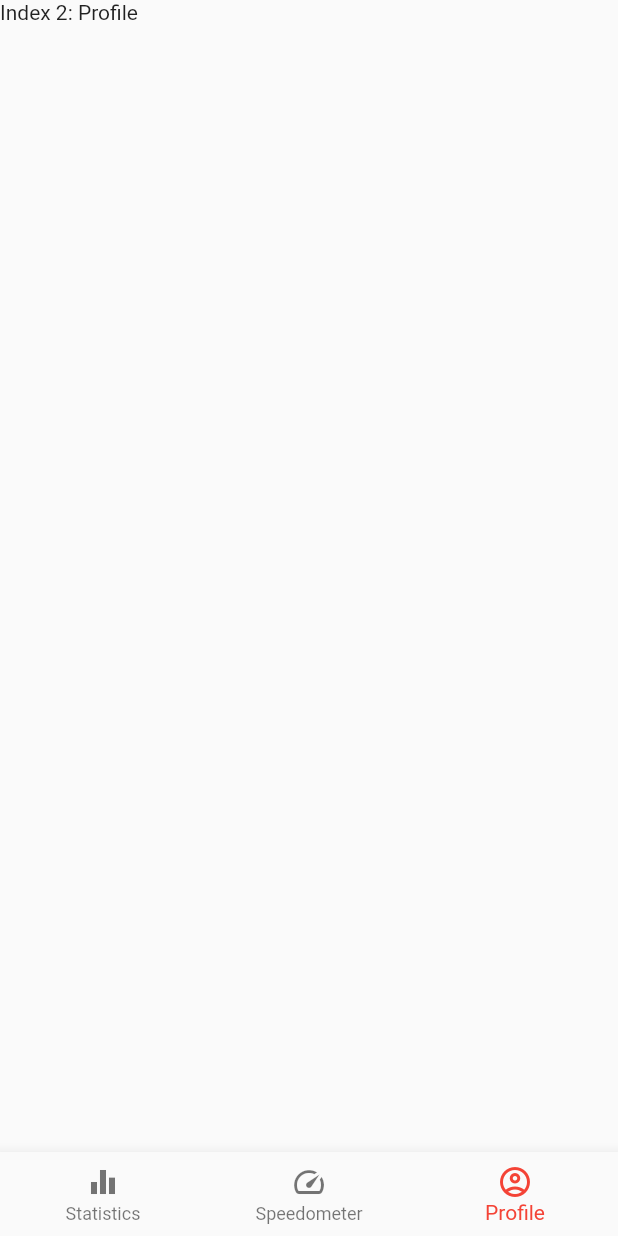
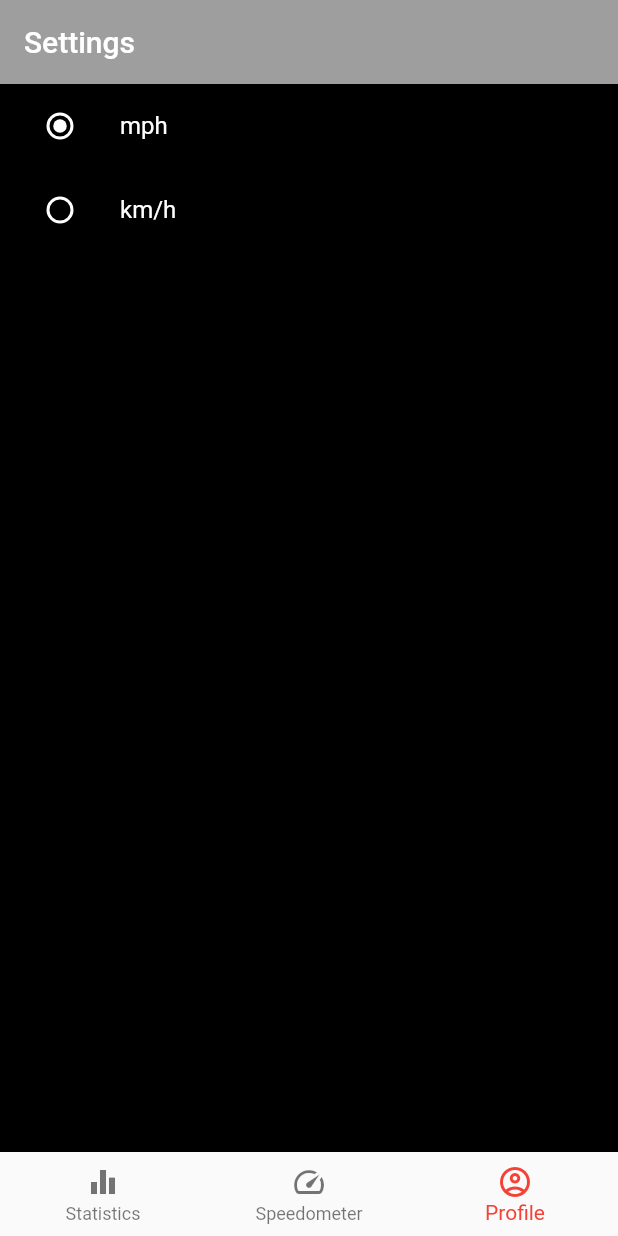
Before and after one commit to mb1shka/speedometer, a Flutter app: the screen it shows after launch, item 3 of the bottom bar chosen, on a phone screen of 412 x 824 dp. Run offline on Flutter 3.47's test engine with Material 2 defaults, Android fonts, the phone set to English and light mode, and no system bars; our stand-ins replace location.

Commit message:
settings page design

```diff
--- a/lib/main.dart
+++ b/lib/main.dart
@@ -1,3 +1,4 @@
+import 'package:speedometer/pages/settings_page.dart';
 import 'package:speedometer/pages/speedometer_page.dart';
 
 import 'package:flutter/material.dart';
@@ -54,9 +55,7 @@ class _TheOnlyWidgetState extends State<TheOnlyWidget> {
       'Index 1: Speedometer',
     ),*/
     SpeedometerPage(),
-    Text(
-      'Index 2: Profile',
-    ),
+    SettingsPage(),
     //TODO: вместо текстовых виджетов добавить в список три разных страницы
   ];
   //тут мы сделали список виджетов, которые пока что будут нам заменять страницы,
--- a/lib/pages/profile_page.dart
+++ /dev/null
@@ -1,10 +0,0 @@
-import 'package:flutter/cupertino.dart';
-import 'package:flutter/material.dart';
-
-class ProfilePage extends StatelessWidget {
-  @override
-  Widget build(BuildContext context) {
-    return new Scaffold();
-  }
-
-}
--- /dev/null
+++ b/lib/pages/settings_page.dart
@@ -0,0 +1,13 @@
+import 'package:flutter/cupertino.dart';
+import 'package:flutter/material.dart';
+import 'package:speedometer/settings/settings_container.dart';
+
+class SettingsPage extends StatelessWidget {
+  @override
+  Widget build(BuildContext context) {
+    return new Scaffold(
+      body: SettingsContainer(),
+    );
+  }
+
+}
--- /dev/null
+++ b/lib/settings/settings_container.dart
@@ -0,0 +1,84 @@
+import 'package:flutter/cupertino.dart';
+import 'package:flutter/material.dart';
+
+class SettingsContainer extends StatefulWidget {
+  @override
+  _SettingsContainerState createState() => _SettingsContainerState();
+}
+
+class _SettingsContainerState extends State<SettingsContainer> {
+  @override
+  Widget build(BuildContext context) {
+    return MaterialApp(
+      home: Scaffold(
+        appBar: AppBar(
+          title: Text("Settings",
+            style: TextStyle(
+              color: Colors.white,
+            ),
+          ),
+          backgroundColor: Colors.grey,
+        ),
+        body: const Center(
+          child: BaseUnitClass(),
+        ),
+      ),
+    );
+  }
+}
+
+enum BaseUnit { mph, kmh }
+
+class BaseUnitClass extends StatefulWidget {
+  const BaseUnitClass({Key? key}) : super(key: key);
+
+  @override
+  State<BaseUnitClass> createState() => _BaseUnitState();
+}
+
+class _BaseUnitState extends State<BaseUnitClass> {
+  BaseUnit? _baseUnit = BaseUnit.mph;
+
+  @override
+  Widget build(BuildContext context) {
+    return Scaffold(
+      backgroundColor: Colors.black,
+      body: Column(children: <Widget>[
+        ListTile(
+          title: const Text("mph",
+            style: TextStyle(
+                color: Colors.white,
+            ),
+          ),
+          leading: Radio<BaseUnit>(
+              activeColor: Colors.white,
+              fillColor: MaterialStateProperty.all<Color>(Colors.white),
+              value: BaseUnit.mph,
+              groupValue: _baseUnit,
+              onChanged: (BaseUnit? value) {
+                setState(() {
+                  _baseUnit = value;
+                });
+              }),
+        ),
+        ListTile(
+          title: const Text("km/h",
+            style: TextStyle(
+              color: Colors.white,
+            ),
+          ),
+          leading: Radio<BaseUnit>(
+              activeColor: Colors.white,
+              fillColor: MaterialStateProperty.all<Color>(Colors.white),
+              value: BaseUnit.kmh,
+              groupValue: _baseUnit,
+              onChanged: (BaseUnit? value) {
+                setState(() {
+                  _baseUnit = value;
+                });
+              }),
+        ),
+      ]),
+    );
+  }
+}
```
